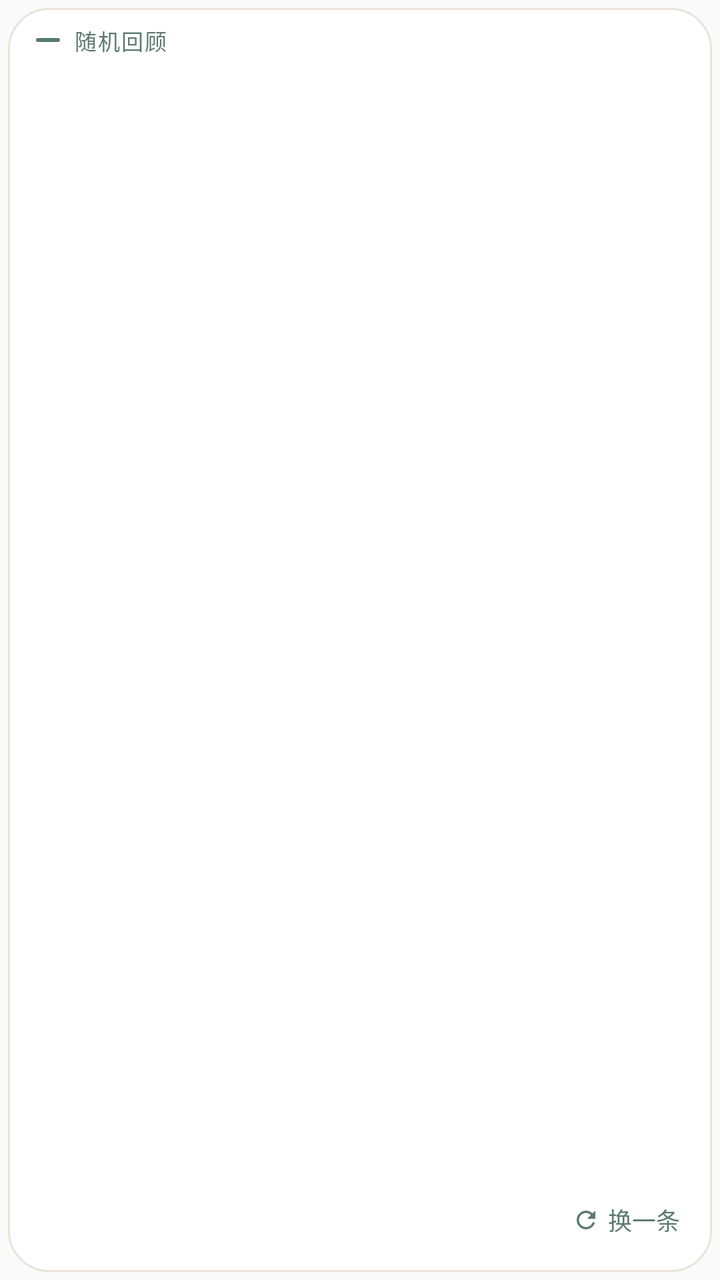
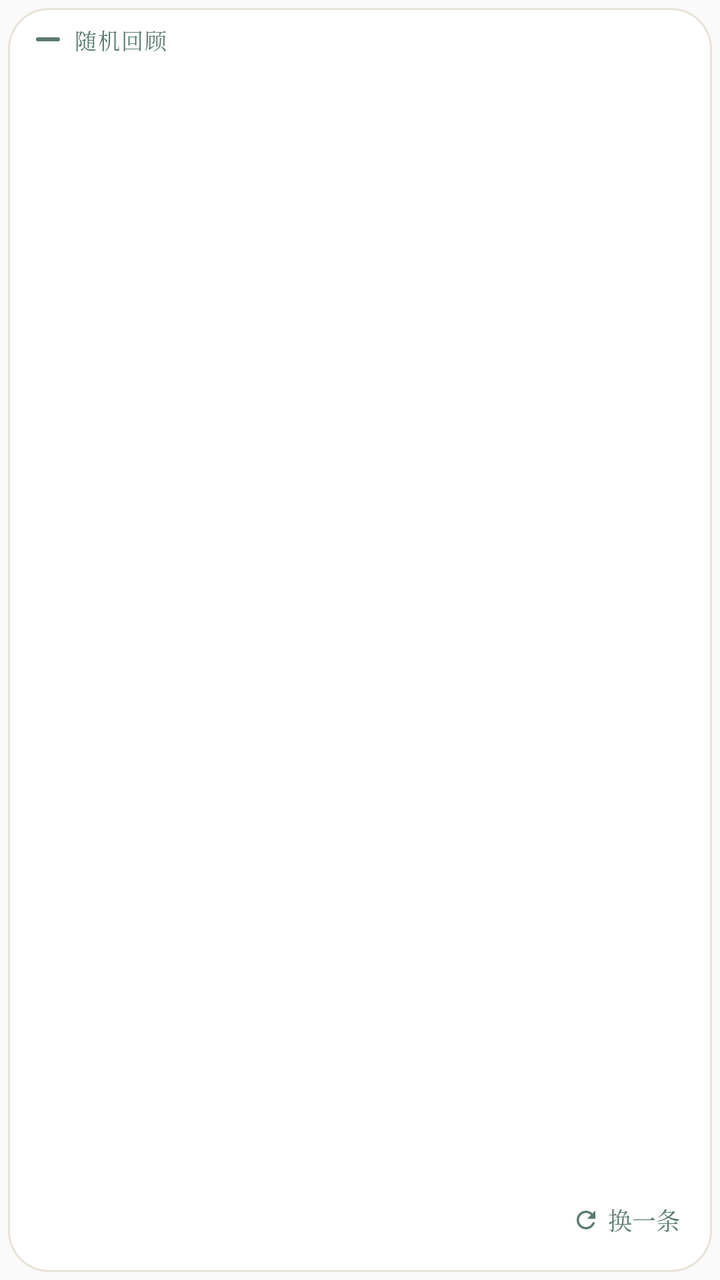

Compare the two renders of this Android layout. The source of the first and the diff that turns it into the second are given below.
<!-- AndroidManifest.xml: application theme Theme.GiftToLife -->
<!-- res/layout/random_review_widget.xml -->
<?xml version="1.0" encoding="utf-8"?>
<FrameLayout xmlns:android="http://schemas.android.com/apk/res/android"
    android:id="@+id/widget_container"
    android:layout_width="match_parent"
    android:layout_height="match_parent"
    android:padding="4dp">

    
    <ImageView
        android:id="@+id/widget_card_fill"
        android:layout_width="match_parent"
        android:layout_height="match_parent"
        android:importantForAccessibility="no"
        android:scaleType="fitXY"
        android:src="@drawable/widget_card_fill" />

    <ImageView
        android:id="@+id/widget_card_border"
        android:layout_width="match_parent"
        android:layout_height="match_parent"
        android:importantForAccessibility="no"
        android:scaleType="fitXY"
        android:src="@drawable/widget_card_border" />

    <LinearLayout
        android:layout_width="match_parent"
        android:layout_height="match_parent"
        android:orientation="vertical"
        android:paddingStart="14dp"
        android:paddingTop="8dp"
        android:paddingEnd="14dp"
        android:paddingBottom="6dp">

        <LinearLayout
            android:id="@+id/widget_label_row"
            android:layout_width="wrap_content"
            android:layout_height="wrap_content"
            android:layout_marginBottom="8dp"
            android:gravity="center_vertical"
            android:orientation="horizontal">

            <ImageView
                android:id="@+id/widget_rule"
                android:layout_width="12dp"
                android:layout_height="2dp"
                android:importantForAccessibility="no"
                android:scaleType="fitXY"
                android:src="@drawable/widget_rule" />

            <TextView
                android:id="@+id/widget_label"
                android:layout_width="wrap_content"
                android:layout_height="wrap_content"
                android:layout_marginStart="7dp"
                android:fontFamily="sans-serif-medium"
                android:letterSpacing="0.06"
                android:text="随机回顾"
                android:textColor="#5B7B6F"
                android:textSize="11sp" />
        </LinearLayout>

        <LinearLayout
            android:layout_width="match_parent"
            android:layout_height="0dp"
            android:layout_weight="1"
            android:gravity="center_vertical"
            android:orientation="horizontal">

            <TextView
                android:id="@+id/widget_content"
                android:layout_width="0dp"
                android:layout_height="match_parent"
                android:layout_weight="1"
                android:ellipsize="end"
                android:fontFamily="sans-serif"
                android:gravity="center_vertical|start"
                android:includeFontPadding="false"
                android:lineSpacingMultiplier="1.3"
                android:maxLines="5"
                android:textColor="#363A32"
                android:textSize="16sp" />

            <ImageView
                android:id="@+id/widget_image"
                android:layout_width="72dp"
                android:layout_height="72dp"
                android:layout_gravity="center_vertical"
                android:layout_marginStart="12dp"
                android:contentDescription="记录图片"
                android:scaleType="centerCrop"
                android:visibility="gone" />
        </LinearLayout>

        <LinearLayout
            android:id="@+id/widget_footer"
            android:layout_width="match_parent"
            android:layout_height="40dp"
            android:layout_marginTop="4dp"
            android:gravity="end|center_vertical"
            android:orientation="horizontal">

            <TextView
                android:id="@+id/widget_meta"
                android:layout_width="0dp"
                android:layout_height="wrap_content"
                android:layout_weight="1"
                android:ellipsize="end"
                android:fontFamily="sans-serif"
                android:fontFeatureSettings="tnum"
                android:maxLines="1"
                android:textColor="#686E64"
                android:textSize="11sp" />

            <LinearLayout
                android:id="@+id/widget_refresh"
                android:layout_width="wrap_content"
                android:layout_height="40dp"
                android:gravity="center_vertical"
                android:orientation="horizontal"
                android:paddingStart="8dp"
                android:paddingEnd="2dp">

                <ImageView
                    android:id="@+id/widget_refresh_icon"
                    android:layout_width="14dp"
                    android:layout_height="14dp"
                    android:contentDescription="@null"
                    android:importantForAccessibility="no"
                    android:src="@drawable/ic_widget_refresh" />

                <TextView
                    android:id="@+id/widget_refresh_label"
                    android:layout_width="wrap_content"
                    android:layout_height="wrap_content"
                    android:layout_marginStart="4dp"
                    android:fontFamily="sans-serif-medium"
                    android:text="换一条"
                    android:textColor="#5B7B6F"
                    android:textSize="12sp" />
            </LinearLayout>
        </LinearLayout>
    </LinearLayout>
</FrameLayout>
<!-- resources referenced by this layout -->
<resources>
  <!-- drawable ic_widget_refresh (drawable) -->
  <?xml version="1.0" encoding="utf-8"?>
  <vector xmlns:android="http://schemas.android.com/apk/res/android"
      android:width="24dp"
      android:height="24dp"
      android:viewportWidth="24"
      android:viewportHeight="24">
      <path
          android:fillColor="#5B7B6F"
          android:pathData="M17.65,6.35C16.2,4.9 14.21,4 12,4c-4.42,0 -7.99,3.58 -7.99,8s3.57,8 7.99,8c3.73,0 6.84,-2.55 7.73,-6h-2.08c-0.82,2.33 -3.04,4 -5.65,4 -3.31,0 -6,-2.69 -6,-6s2.69,-6 6,-6c1.66,0 3.14,0.69 4.22,1.78L13,11h7V4l-2.35,2.35z" />
  </vector>
  <!-- drawable widget_card_border (drawable) -->
  <?xml version="1.0" encoding="utf-8"?>
  <shape xmlns:android="http://schemas.android.com/apk/res/android">
      <stroke
          android:width="1dp"
          android:color="#E8E3D8" />
      <corners android:radius="20dp" />
  </shape>
  <!-- drawable widget_card_fill (drawable) -->
  <?xml version="1.0" encoding="utf-8"?>
  <shape xmlns:android="http://schemas.android.com/apk/res/android">
      <solid android:color="#FFFFFF" />
      <corners android:radius="20dp" />
  </shape>
  <!-- drawable widget_rule (drawable) -->
  <?xml version="1.0" encoding="utf-8"?>
  <shape xmlns:android="http://schemas.android.com/apk/res/android">
      <solid android:color="#5B7B6F" />
      <corners android:radius="2dp" />
  </shape>
  <style name="Theme.GiftToLife" parent="android:Theme.Material.Light.NoActionBar" />
</resources>

<!-- the commit's change to res/layout/random_review_widget.xml (unified diff, before → after) -->
@@ -52,7 +52,8 @@
                 android:layout_width="wrap_content"
                 android:layout_height="wrap_content"
                 android:layout_marginStart="7dp"
-                android:fontFamily="sans-serif-medium"
+                android:fontFamily="serif"
+                android:includeFontPadding="false"
                 android:letterSpacing="0.06"
                 android:text="随机回顾"
                 android:textColor="#5B7B6F"
@@ -72,10 +73,10 @@
                 android:layout_height="match_parent"
                 android:layout_weight="1"
                 android:ellipsize="end"
-                android:fontFamily="sans-serif"
+                android:fontFamily="serif"
                 android:gravity="center_vertical|start"
                 android:includeFontPadding="false"
-                android:lineSpacingMultiplier="1.3"
+                android:lineSpacingMultiplier="1.1"
                 android:maxLines="5"
                 android:textColor="#363A32"
                 android:textSize="16sp" />
@@ -105,8 +106,9 @@
                 android:layout_height="wrap_content"
                 android:layout_weight="1"
                 android:ellipsize="end"
-                android:fontFamily="sans-serif"
+                android:fontFamily="serif"
                 android:fontFeatureSettings="tnum"
+                android:includeFontPadding="false"
                 android:maxLines="1"
                 android:textColor="#686E64"
                 android:textSize="11sp" />
@@ -133,7 +135,8 @@
                     android:layout_width="wrap_content"
                     android:layout_height="wrap_content"
                     android:layout_marginStart="4dp"
-                    android:fontFamily="sans-serif-medium"
+                    android:fontFamily="serif"
+                    android:includeFontPadding="false"
                     android:text="换一条"
                     android:textColor="#5B7B6F"
                     android:textSize="12sp" />
